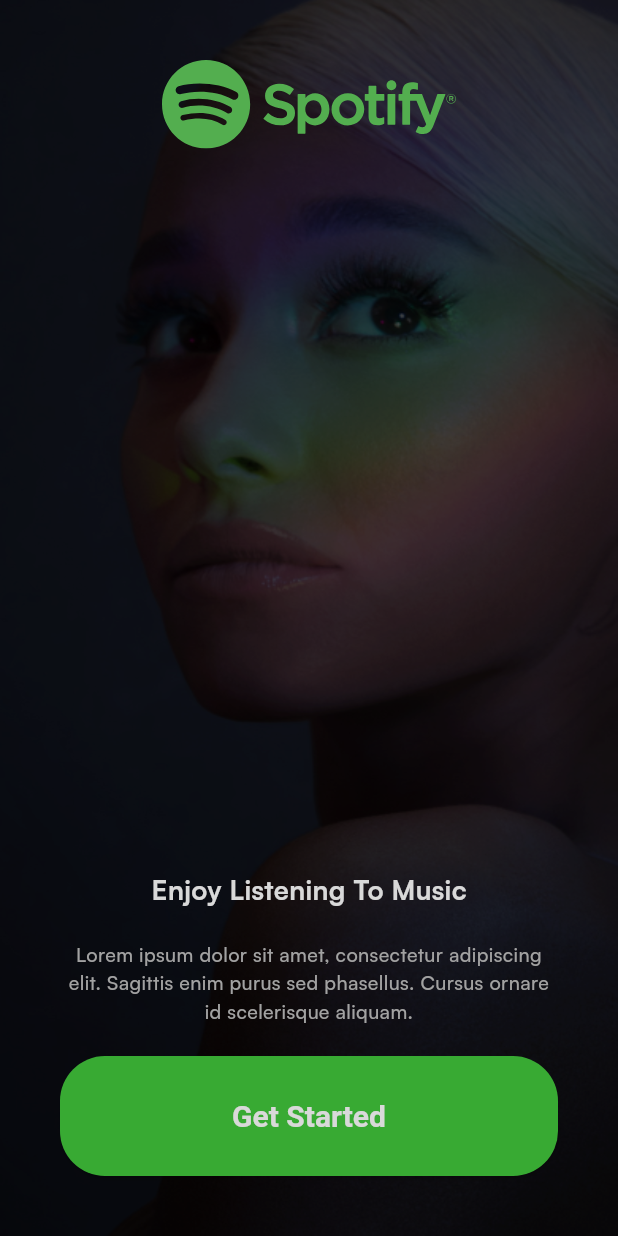
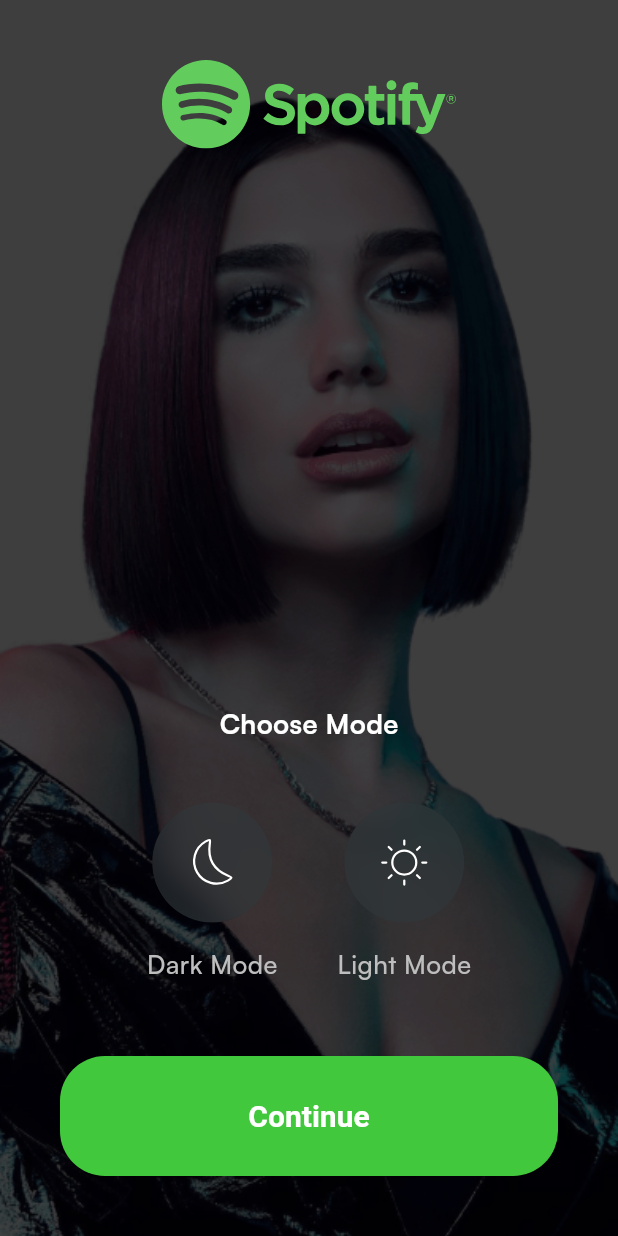
Before and after one commit to mahabubulhasibshawon/kadflfiod, a Flutter app: the screen it shows after launch, after a tap on "Get Started", on a phone screen of 412 x 824 dp. Run offline on Flutter 3.47's test engine with Material 3 defaults, Android fonts, the phone set to English and light mode, and no system bars; our stand-ins replace flutter_svg.

Commit message:
chose mode page

```diff
--- /dev/null
+++ b/lib/common/widgets/button/basic_oval_btn.dart
@@ -0,0 +1,27 @@
+import 'dart:ui';
+
+import 'package:flutter/material.dart';
+import 'package:flutter_svg/svg.dart';
+
+class BasicOvalBtn extends StatelessWidget {
+  final String assetName;
+  const BasicOvalBtn({super.key, required this.assetName});
+
+  @override
+  Widget build(BuildContext context) {
+    return ClipOval(
+      child: BackdropFilter(
+        filter: ImageFilter.blur(sigmaX: 10, sigmaY: 10),
+        child: Container(
+          height: 80,
+          width: 80,
+          decoration: BoxDecoration(
+            color: const Color(0xff30393C).withOpacity(0.5),
+            shape: BoxShape.circle
+          ),
+          child: SvgPicture.asset(assetName, fit: BoxFit.none,),
+        ),
+      ),
+    );
+  }
+}
--- /dev/null
+++ b/lib/presentation/auth/pages/signup_or_signin.dart
@@ -0,0 +1,10 @@
+import 'package:flutter/material.dart';
+
+class SignupOrSigninPage extends StatelessWidget {
+  const SignupOrSigninPage({super.key});
+
+  @override
+  Widget build(BuildContext context) {
+    return const Placeholder();
+  }
+}
--- /dev/null
+++ b/lib/presentation/choose_mode/pages/choose_mode.dart
@@ -0,0 +1,110 @@
+import 'package:flutter/material.dart';
+import 'package:flutter_svg/flutter_svg.dart';
+import 'package:spotify/common/widgets/button/basic_app_button.dart';
+import 'package:spotify/common/widgets/button/basic_oval_btn.dart';
+import 'package:spotify/core/configs/assets/app_images.dart';
+import 'package:spotify/core/configs/assets/app_vectors.dart';
+import 'package:spotify/presentation/auth/pages/signup_or_signin.dart';
+
+import '../../../core/configs/theme/app_colors.dart';
+
+class ChooseModePage extends StatelessWidget {
+  const ChooseModePage({super.key});
+
+  @override
+  Widget build(BuildContext context) {
+    return SafeArea(
+      child: Scaffold(
+        body: Stack(
+          children: [
+            Container(
+              padding: const EdgeInsets.symmetric(horizontal: 40, vertical: 40),
+              decoration: const BoxDecoration(
+                  image: DecorationImage(
+                      fit: BoxFit.cover,
+                      image: AssetImage(AppImages.chooseModeBg))),
+            ),
+            Container(
+              color: Colors.black.withOpacity(0.15),
+            ),
+            Padding(
+              padding: const EdgeInsets.all(40),
+              child: Column(
+                children: [
+                  Align(
+                    alignment: Alignment.topCenter,
+                    child: SvgPicture.asset(AppVectors.logo),
+                  ),
+                  const Spacer(),
+                  const Text(
+                    'Choose Mode',
+                    style: TextStyle(
+                        fontSize: 18,
+                        fontWeight: FontWeight.bold,
+                        color: Colors.white),
+                  ),
+                  const SizedBox(height: 40),
+                  Row(
+                    mainAxisAlignment: MainAxisAlignment.center,
+                    children: [
+                      Column(
+                        children: [
+                          GestureDetector(
+                            onTap: () {},
+                            child: const BasicOvalBtn(assetName: AppVectors.moon),
+                          ),
+                          const SizedBox(
+                            height: 15,
+                          ),
+                          const Text(
+                            'Dark Mode',
+                            style: TextStyle(
+                                fontWeight: FontWeight.w500,
+                                fontSize: 17,
+                                color: AppColors.grey),
+                          )
+                        ],
+                      ),
+                      const SizedBox(width: 40),
+                      Column(
+                        children: [
+                          GestureDetector(
+                            onTap: () {},
+                            child: const BasicOvalBtn(assetName: AppVectors.sun),
+                          ),
+                          const SizedBox(
+                            height: 15,
+                          ),
+                          const Text(
+                            'Light Mode',
+                            style: TextStyle(
+                                fontWeight: FontWeight.w500,
+                                fontSize: 17,
+                                color: AppColors.grey),
+                          )
+                        ],
+                      ),
+                    ],
+                  ),
+                  const SizedBox(height: 50),
+                  BasicAppButton(
+                      onPressed: () {
+                        Navigator.push(
+                          context,
+                          MaterialPageRoute(
+                            builder: (BuildContext context) =>
+                                const SignupOrSigninPage(),
+                          ),
+                        );
+                      },
+                      title: 'Continue'
+                  ),
+                ],
+              ),
+            )
+          ],
+        ),
+      ),
+    );
+  }
+}
--- a/lib/presentation/intro/pages/get_started.dart
+++ b/lib/presentation/intro/pages/get_started.dart
@@ -5,23 +5,31 @@ import 'package:spotify/core/configs/assets/app_vectors.dart';
 import 'package:spotify/core/configs/theme/app_colors.dart';
 
 import '../../../core/configs/assets/app_images.dart';
+import '../../choose_mode/pages/choose_mode.dart';
 
 class GetStartedPage extends StatelessWidget {
   const GetStartedPage({super.key});
 
   @override
   Widget build(BuildContext context) {
-    return Scaffold(
+    return SafeArea(
+      child: Scaffold(
         body: Stack(
           children: [
             Container(
               padding: const EdgeInsets.symmetric(horizontal: 40, vertical: 40),
               decoration: const BoxDecoration(
                 image: DecorationImage(
-                fit: BoxFit.fill,
+                  fit: BoxFit.cover,
                   image: AssetImage(AppImages.introBG),
                 ),
               ),
+            ),
+            Container(
+              color: Colors.black.withOpacity(0.15),
+            ),
+            Padding(
+              padding: const EdgeInsets.all(40),
               child: Column(
                 children: [
                   Align(
@@ -48,17 +56,23 @@ class GetStartedPage extends StatelessWidget {
                     ),
                     textAlign: TextAlign.center,
                   ),
-                const SizedBox(height: 20,),
-                BasicAppButton(onPressed: (){
-
-                }, title: 'Get Started')
+                  const SizedBox(
+                    height: 20,
+                  ),
+                  BasicAppButton(
+                      onPressed: () {
+                        Navigator.push(
+                            context,
+                            MaterialPageRoute(
+                                builder: (BuildContext context) =>
+                                const ChooseModePage()));
+                      },
+                      title: 'Get Started')
                 ],
               ),
             ),
-          Container(
-            color: Colors.black.withOpacity(0.15),
-          )
           ],
+        ),
       ),
     );
   }
```
Lines whose indentation alone changed are shown as unchanged.
